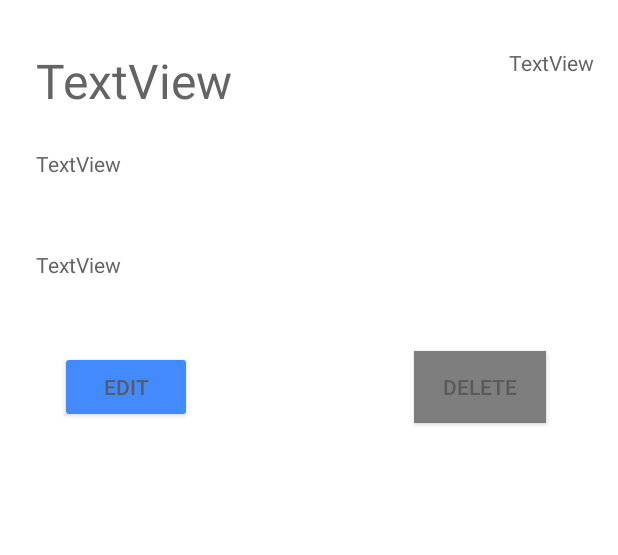
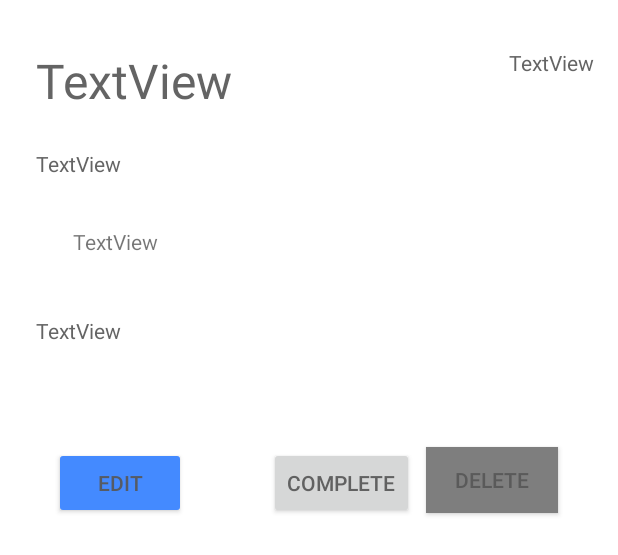
Before and after one commit to adibellathur/KillDDL, an Android app: the layout activity_task_view.xml on its own in the app's theme, with its tools: preview values and no code run, on a phone screen of 412 x 824 dp. Shown: the top 555 px of the screen. Run offline under Robolectric (Android 15) with nearby library versions, the phone set to English and light mode, and no system bars.

Commit message:
added completed task

```diff
--- a/app/src/main/java/com/team27/killddl/SettingsFragment.java
+++ b/app/src/main/java/com/team27/killddl/SettingsFragment.java
@@ -116,11 +116,6 @@ public class  SettingsFragment extends Fragment {
             public void onClick(View v) {
                 // TODO Auto-generated method stub
                 showPopup();
-                //helper.deleteAllTasks();
-                showToast("Deleted all tasks.");
-                //Intent i = new Intent(view.getContext(),LoginActivity.class);
-                //AccessToken.setCurrentAccessToken(null);
-                //startActivity(i);
             }
         });
 
--- a/app/src/main/res/layout/activity_task_view.xml
+++ b/app/src/main/res/layout/activity_task_view.xml
@@ -14,6 +14,8 @@
         android:layout_height="match_parent"
         android:layout_alignParentStart="true"
         android:layout_alignParentBottom="true"
+        android:layout_marginStart="0dp"
+        android:layout_marginBottom="0dp"
         app:layout_behavior="@string/appbar_scrolling_view_behavior">
 
         <TextView
@@ -21,7 +23,7 @@
             android:layout_width="0dp"
             android:layout_height="43dp"
             android:layout_marginStart="24dp"
-            android:layout_marginTop="24dp"
+            android:layout_marginTop="68dp"
             android:layout_marginEnd="8dp"
             android:text="TextView"
             android:textColor="?android:attr/textColorPrimary"
@@ -77,9 +79,9 @@
             android:id="@+id/button_delete"
             style="@style/Widget.AppCompat.Button.Colored"
             android:layout_width="88dp"
-            android:layout_height="wrap_content"
-            android:layout_marginTop="24dp"
-            android:layout_marginEnd="48dp"
+            android:layout_height="44dp"
+            android:layout_marginTop="44dp"
+            android:layout_marginEnd="40dp"
             android:background="?attr/colorPrimaryDark"
             android:onClick="deleteTask"
             android:text="Delete"
@@ -92,13 +94,42 @@
             style="@style/Widget.AppCompat.Button.Colored"
             android:layout_width="wrap_content"
             android:layout_height="wrap_content"
-            android:layout_marginStart="40dp"
-            android:layout_marginTop="24dp"
+            android:layout_marginStart="36dp"
+            android:layout_marginTop="44dp"
             android:onClick="editTask"
             android:text="Edit"
             android:textColor="?android:attr/textColorPrimary"
             app:layout_constraintStart_toStartOf="parent"
             app:layout_constraintTop_toBottomOf="@+id/textView_taskDescription" />
+
+        <Button
+            android:id="@+id/complete_button"
+            android:layout_width="wrap_content"
+            android:layout_height="wrap_content"
+            android:layout_marginStart="8dp"
+            android:layout_marginTop="44dp"
+            android:layout_marginEnd="8dp"
+            android:onClick="completeTask"
+            android:text="Complete"
+            app:layout_constraintEnd_toStartOf="@+id/button_delete"
+            app:layout_constraintHorizontal_bias="1.0"
+            app:layout_constraintStart_toEndOf="@+id/edit_button"
+            app:layout_constraintTop_toBottomOf="@+id/textView_taskDescription" />
+
+        <TextView
+            android:id="@+id/status"
+            android:layout_width="355dp"
+            android:layout_height="33dp"
+            android:layout_marginStart="8dp"
+            android:layout_marginTop="8dp"
+            android:layout_marginEnd="8dp"
+            android:text="TextView"
+            app:layout_constraintBottom_toTopOf="@+id/textView_taskDescription"
+            app:layout_constraintEnd_toEndOf="parent"
+            app:layout_constraintHorizontal_bias="1.0"
+            app:layout_constraintStart_toStartOf="parent"
+            app:layout_constraintTop_toBottomOf="@+id/textView_taskDate"
+            app:layout_constraintVertical_bias="0.037" />
     </android.support.constraint.ConstraintLayout>
 
 </RelativeLayout>
```
Also changed, not shown: app/src/main/java/com/team27/killddl/TaskViewActivity.java (+24 -1 lines), app/src/main/java/com/team27/killddl/data/DBHelper.java (+57 -2 lines), app/src/main/java/com/team27/killddl/data/Task.java (+18 -1 lines).
